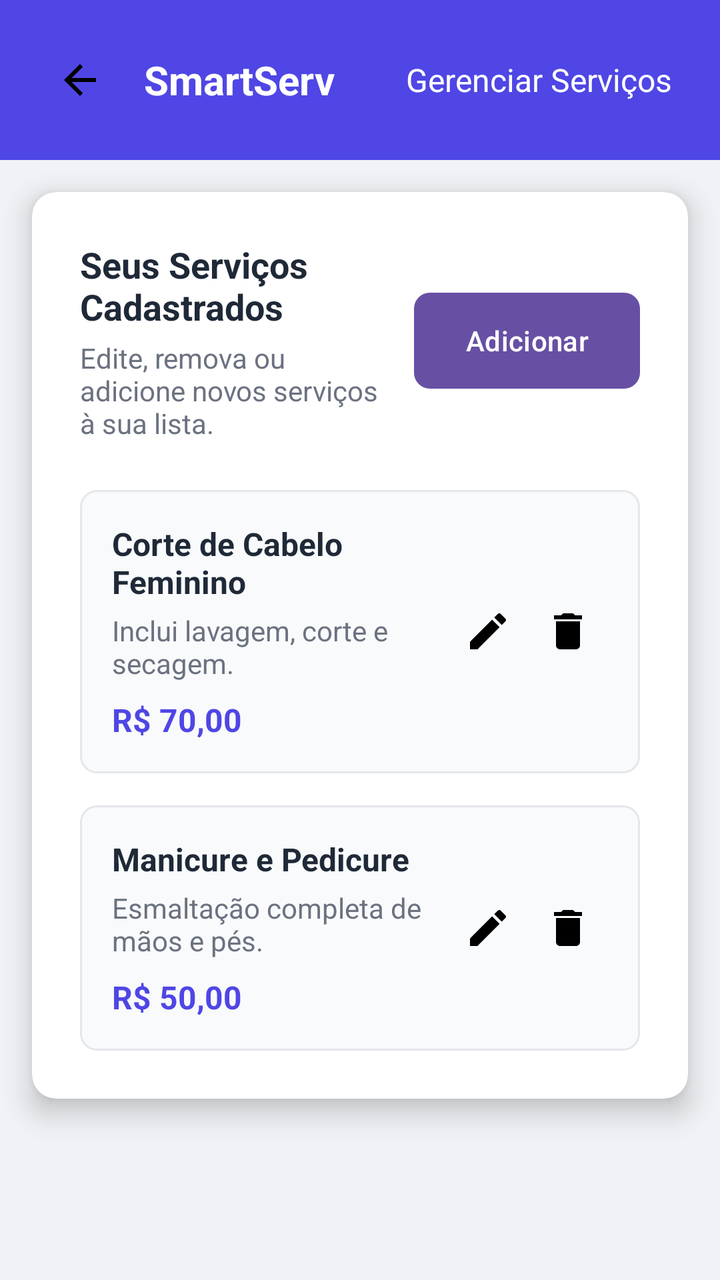
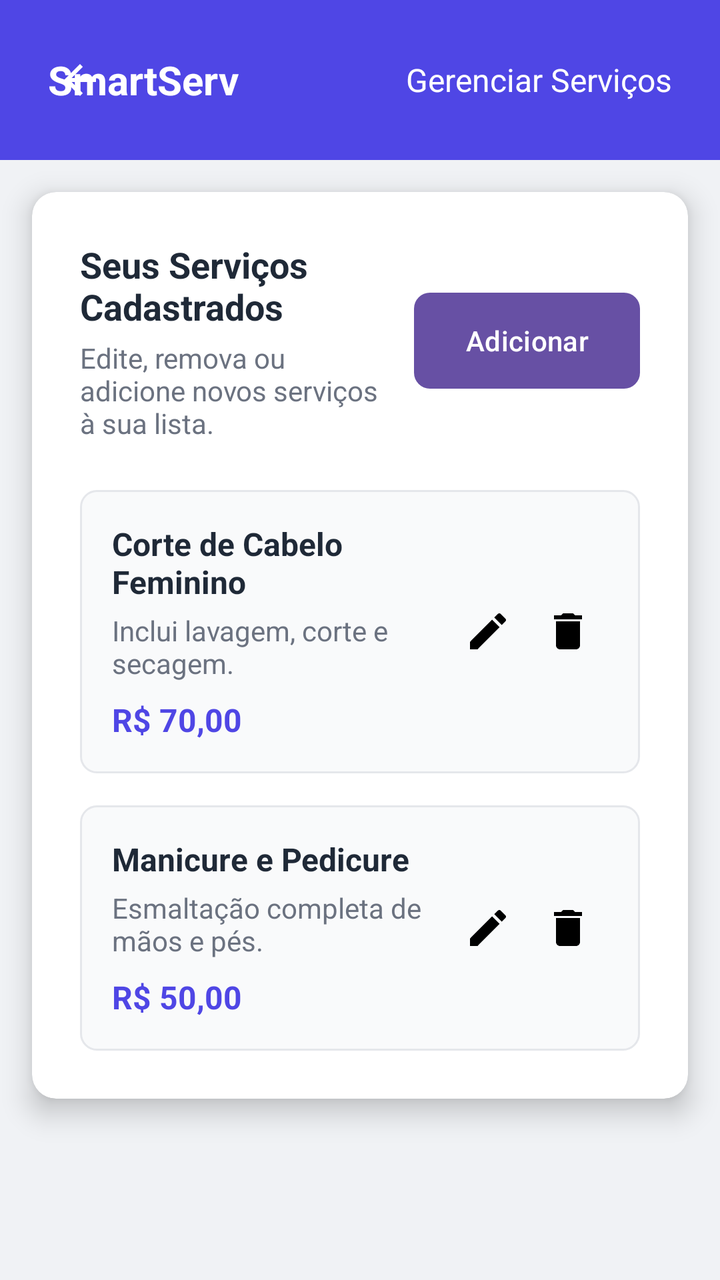

Two renders of the same Android screen: before a commit and after it. Below are the layout's source before the change and the commit's diff.
<!-- AndroidManifest.xml: application theme Theme.SmartApp -->
<!-- res/layout/gerenciar_servico.xml -->
<?xml version="1.0" encoding="utf-8"?>
<RelativeLayout xmlns:android="http://schemas.android.com/apk/res/android"
    xmlns:app="http://schemas.android.com/apk/res-auto"
    android:layout_width="match_parent"
    android:layout_height="match_parent"
    android:background="#F0F2F5">

    
    <RelativeLayout
        android:id="@+id/header"
        android:layout_width="match_parent"
        android:layout_height="wrap_content"
        android:background="#4F46E5"
        android:padding="16dp"
        android:layout_alignParentTop="true">

        <ImageButton
            android:id="@+id/backButton"
            android:layout_width="48dp"
            android:layout_height="48dp"
            android:layout_centerVertical="true"
            android:layout_alignParentStart="true"
            android:background="?attr/selectableItemBackgroundBorderless"
            android:contentDescription="image2"
            android:padding="12dp"
            app:srcCompat="@drawable/ic_arrow_left"
            />

        <TextView
            android:id="@+id/logoTextHeader"
            android:layout_width="wrap_content"
            android:layout_height="wrap_content"
            android:layout_centerVertical="true"
            android:layout_toEndOf="@id/backButton"
            android:layout_marginStart="8dp"
            android:text="SmartServ"
            android:textColor="#FFFFFF"
            android:textSize="20sp"
            android:textStyle="bold"/>

        <TextView
            android:id="@+id/headerTitle"
            android:layout_width="wrap_content"
            android:layout_height="wrap_content"
            android:layout_alignParentEnd="true"
            android:layout_centerVertical="true"
            android:layout_marginEnd="8dp"
            android:text="Gerenciar Serviços"
            android:textColor="#FFFFFF"
            android:textSize="16sp"
            android:maxLines="1"
            android:ellipsize="end"/>
    </RelativeLayout>

    
    <androidx.cardview.widget.CardView
        android:layout_width="match_parent"
        android:layout_height="wrap_content"
        android:layout_below="@id/header"
        android:layout_margin="16dp"
        app:cardCornerRadius="12dp"
        app:cardElevation="8dp"
        app:cardBackgroundColor="@android:color/white">

        <LinearLayout
            android:layout_width="match_parent"
            android:layout_height="wrap_content"
            android:orientation="vertical"
            android:padding="24dp">

            
            <LinearLayout
                android:layout_width="match_parent"
                android:layout_height="wrap_content"
                android:orientation="vertical"
                android:layout_marginBottom="24dp">

                <LinearLayout
                    android:layout_width="match_parent"
                    android:layout_height="wrap_content"
                    android:orientation="horizontal"
                    android:gravity="center_vertical"
                    android:weightSum="1">

                    <LinearLayout
                        android:layout_width="0dp"
                        android:layout_height="wrap_content"
                        android:layout_weight="0.7"
                        android:orientation="vertical">

                        <TextView
                            android:layout_width="match_parent"
                            android:layout_height="wrap_content"
                            android:text="Seus Serviços Cadastrados"
                            android:textColor="#1F2937"
                            android:textSize="18sp"
                            android:textStyle="bold"/>

                        <TextView
                            android:layout_width="match_parent"
                            android:layout_height="wrap_content"
                            android:layout_marginTop="4dp"
                            android:text="Edite, remova ou adicione novos serviços à sua lista."
                            android:textColor="#6B7280"
                            android:textSize="14sp"/>
                    </LinearLayout>

                    <Button
                        android:id="@+id/addNewServiceBtn"
                        android:layout_width="48dp"
                        android:layout_height="48dp"
                        android:layout_weight="0.3"
                        android:layout_marginStart="16dp"
                        android:drawableStart="@drawable/ic_add"
                        android:drawableTint="@android:color/white"
                        android:drawablePadding="4dp"
                        android:paddingStart="8dp"
                        android:paddingEnd="8dp"
                        android:text="Adicionar"
                        android:textColor="@android:color/white"
                        android:backgroundTint="#4F46E5"
                        android:background="@drawable/rounded_button"
                        android:minHeight="40dp"
                        android:maxLines="1"
                        android:ellipsize="end"/>
                </LinearLayout>
            </LinearLayout>

            
            <LinearLayout
                android:id="@+id/serviceList"
                android:layout_width="match_parent"
                android:layout_height="wrap_content"
                android:orientation="vertical">

                
                <RelativeLayout
                    android:layout_width="match_parent"
                    android:layout_height="wrap_content"
                    android:background="@drawable/service_item_background"
                    android:padding="16dp"
                    android:layout_marginBottom="16dp"
                    android:clickable="true"
                    android:focusable="true">

                    <LinearLayout
                        android:layout_width="wrap_content"
                        android:layout_height="wrap_content"
                        android:orientation="vertical"
                        android:layout_alignParentStart="true"
                        android:layout_toStartOf="@+id/actionButtons">

                        <TextView
                            android:layout_width="wrap_content"
                            android:layout_height="wrap_content"
                            android:text="Corte de Cabelo Feminino"
                            android:textColor="#1F2937"
                            android:textSize="16sp"
                            android:textStyle="bold"/>

                        <TextView
                            android:layout_width="wrap_content"
                            android:layout_height="wrap_content"
                            android:layout_marginTop="4dp"
                            android:text="Inclui lavagem, corte e secagem."
                            android:textColor="#6B7280"
                            android:textSize="14sp"/>

                        <TextView
                            android:layout_width="wrap_content"
                            android:layout_height="wrap_content"
                            android:layout_marginTop="8dp"
                            android:text="R$ 70,00"
                            android:textColor="#4F46E5"
                            android:textSize="16sp"
                            android:textStyle="bold"/>
                    </LinearLayout>

                    <LinearLayout
                        android:id="@+id/actionButtons"
                        android:layout_width="wrap_content"
                        android:layout_height="wrap_content"
                        android:orientation="horizontal"
                        android:layout_alignParentEnd="true"
                        android:layout_centerVertical="true">

                        <ImageButton
                            android:id="@+id/editButton1"
                            android:layout_width="40dp"
                            android:layout_height="40dp"
                            android:background="?attr/selectableItemBackgroundBorderless"
                            android:contentDescription="image5"
                            app:srcCompat="@drawable/ic_edit"
                            />

                        <ImageButton
                            android:id="@+id/deleteButton1"
                            android:layout_width="40dp"
                            android:layout_height="40dp"
                            android:background="?attr/selectableItemBackgroundBorderless"
                            android:contentDescription="image1"
                            app:srcCompat="@drawable/ic_delete"
                            />
                    </LinearLayout>
                </RelativeLayout>

                
                <RelativeLayout
                    android:layout_width="match_parent"
                    android:layout_height="wrap_content"
                    android:background="@drawable/service_item_background"
                    android:padding="16dp"
                    android:clickable="true"
                    android:focusable="true">

                    <LinearLayout
                        android:layout_width="wrap_content"
                        android:layout_height="wrap_content"
                        android:orientation="vertical"
                        android:layout_alignParentStart="true"
                        android:layout_toStartOf="@+id/actionButtons2">

                        <TextView
                            android:layout_width="wrap_content"
                            android:layout_height="wrap_content"
                            android:text="Manicure e Pedicure"
                            android:textColor="#1F2937"
                            android:textSize="16sp"
                            android:textStyle="bold"/>

                        <TextView
                            android:layout_width="wrap_content"
                            android:layout_height="wrap_content"
                            android:layout_marginTop="4dp"
                            android:text="Esmaltação completa de mãos e pés."
                            android:textColor="#6B7280"
                            android:textSize="14sp"/>

                        <TextView
                            android:layout_width="wrap_content"
                            android:layout_height="wrap_content"
                            android:layout_marginTop="8dp"
                            android:text="R$ 50,00"
                            android:textColor="#4F46E5"
                            android:textSize="16sp"
                            android:textStyle="bold"/>
                    </LinearLayout>

                    <LinearLayout
                        android:id="@+id/actionButtons2"
                        android:layout_width="wrap_content"
                        android:layout_height="wrap_content"
                        android:orientation="horizontal"
                        android:layout_alignParentEnd="true"
                        android:layout_centerVertical="true">

                        <ImageButton
                            android:id="@+id/editButton2"
                            android:layout_width="40dp"
                            android:layout_height="40dp"
                            android:background="?attr/selectableItemBackgroundBorderless"
                            android:contentDescription="image4"
                            app:srcCompat="@drawable/ic_edit"
                            />

                        <ImageButton
                            android:id="@+id/deleteButton2"
                            android:layout_width="40dp"
                            android:layout_height="40dp"
                            android:background="?attr/selectableItemBackgroundBorderless"
                            android:contentDescription="image3"
                            app:srcCompat="@drawable/ic_delete"
                            />
                    </LinearLayout>
                </RelativeLayout>
            </LinearLayout>
        </LinearLayout>
    </androidx.cardview.widget.CardView>
</RelativeLayout>
<!-- resources referenced by this layout -->
<resources>
  <!-- drawable ic_add (drawable) -->
  <?xml version="1.0" encoding="utf-8"?>
  <vector xmlns:android="http://schemas.android.com/apk/res/android"
      android:width="24dp"
      android:height="24dp"
      android:viewportWidth="24"
      android:viewportHeight="24">
      <path
          android:fillColor="#FF000000"
          android:pathData="M19,13h-6v6h-2v-6H5v-2h6V5h2v6h6v2z"/>
  </vector>
  <!-- drawable ic_arrow_left (drawable) -->
  <?xml version="1.0" encoding="utf-8"?>
  <vector xmlns:android="http://schemas.android.com/apk/res/android"
      android:width="24dp"
      android:height="24dp"
      android:viewportWidth="24"
      android:viewportHeight="24">
      <path
          android:fillColor="#FF000000"
          android:pathData="M20,11H7.83l5.59,-5.59L12,4l-8,8 8,8 1.41,-1.41L7.83,13H20v-2z"/>
  </vector>
  <!-- drawable ic_delete (drawable) -->
  <vector xmlns:android="http://schemas.android.com/apk/res/android"
      android:width="24dp"
      android:height="24dp"
      android:viewportWidth="24"
      android:viewportHeight="24">
      <path
          android:fillColor="#FF000000"
          android:pathData="M6,19c0,1.1 0.9,2 2,2h8c1.1,0 2,-0.9 2,-2V7H6V19zM19,4h-3.5l-1,-1h-5l-1,1H5v2h14V4z"/>
  </vector>
  <!-- drawable ic_edit (drawable) -->
  <vector xmlns:android="http://schemas.android.com/apk/res/android"
      android:width="24dp"
      android:height="24dp"
      android:viewportWidth="24"
      android:viewportHeight="24">
      <path
          android:fillColor="#FF000000"
          android:pathData="M3,17.25V21h3.75L17.81,9.94l-3.75,-3.75L3,17.25zM20.71,7.04c0.39,-0.39 0.39,-1.02 0,-1.41l-2.34,-2.34c-0.39,-0.39 -1.02,-0.39 -1.41,0l-1.83,1.83 3.75,3.75 1.83,-1.83z"/>
  </vector>
  <!-- drawable rounded_button (drawable) -->
  <?xml version="1.0" encoding="utf-8"?>
  <shape xmlns:android="http://schemas.android.com/apk/res/android"
      android:shape="rectangle">
      <corners android:radius="8dp" />
      <solid android:color="#4F46E5" />
  </shape>
  <!-- drawable service_item_background (drawable) -->
  <?xml version="1.0" encoding="utf-8"?>
  <shape xmlns:android="http://schemas.android.com/apk/res/android"
      android:shape="rectangle">
      <solid android:color="#F9FAFB" />
      <corners android:radius="8dp" />
      <stroke
          android:width="1dp"
          android:color="#E5E7EB" />
  </shape>
  <style name="Theme.SmartApp" parent="Base.Theme.SmartApp" />
  <style name="Base.Theme.SmartApp" parent="Theme.Material3.DayNight.NoActionBar" />
</resources>

<!-- the commit's change to res/layout/gerenciar_servico.xml (unified diff, before → after) -->
@@ -15,16 +15,13 @@
         android:layout_alignParentTop="true">
 
         <ImageButton
-            android:id="@+id/backButton"
+            android:id="@+id/btnVoltarServico"
             android:layout_width="48dp"
             android:layout_height="48dp"
-            android:layout_centerVertical="true"
-            android:layout_alignParentStart="true"
             android:background="?attr/selectableItemBackgroundBorderless"
-            android:contentDescription="image2"
-            android:padding="12dp"
-            app:srcCompat="@drawable/ic_arrow_left"
-            />
+            android:contentDescription="gere2"
+            android:src="@drawable/ic_arrow_back"
+            android:layout_alignParentStart="true"/>
 
         <TextView
             android:id="@+id/logoTextHeader"
<!-- resource entries referenced after the edit -->
@@ -11,16 +11,13 @@
           android:fillColor="#FF000000"
           android:pathData="M19,13h-6v6h-2v-6H5v-2h6V5h2v6h6v2z"/>
   </vector>
-  <!-- drawable ic_arrow_left (drawable) -->
-  <?xml version="1.0" encoding="utf-8"?>
+  <!-- drawable ic_arrow_back (drawable) -->
   <vector xmlns:android="http://schemas.android.com/apk/res/android"
       android:width="24dp"
       android:height="24dp"
       android:viewportWidth="24"
       android:viewportHeight="24">
-      <path
-          android:fillColor="#FF000000"
-          android:pathData="M20,11H7.83l5.59,-5.59L12,4l-8,8 8,8 1.41,-1.41L7.83,13H20v-2z"/>
+      <path android:fillColor="#FFFFFF" android:pathData="M20,11H7.83l5.59,-5.59L12,4l-8,8 8,8 1.41,-1.41L7.83,13H20v-2z"/>
   </vector>
   <!-- drawable ic_delete (drawable) -->
   <vector xmlns:android="http://schemas.android.com/apk/res/android"
